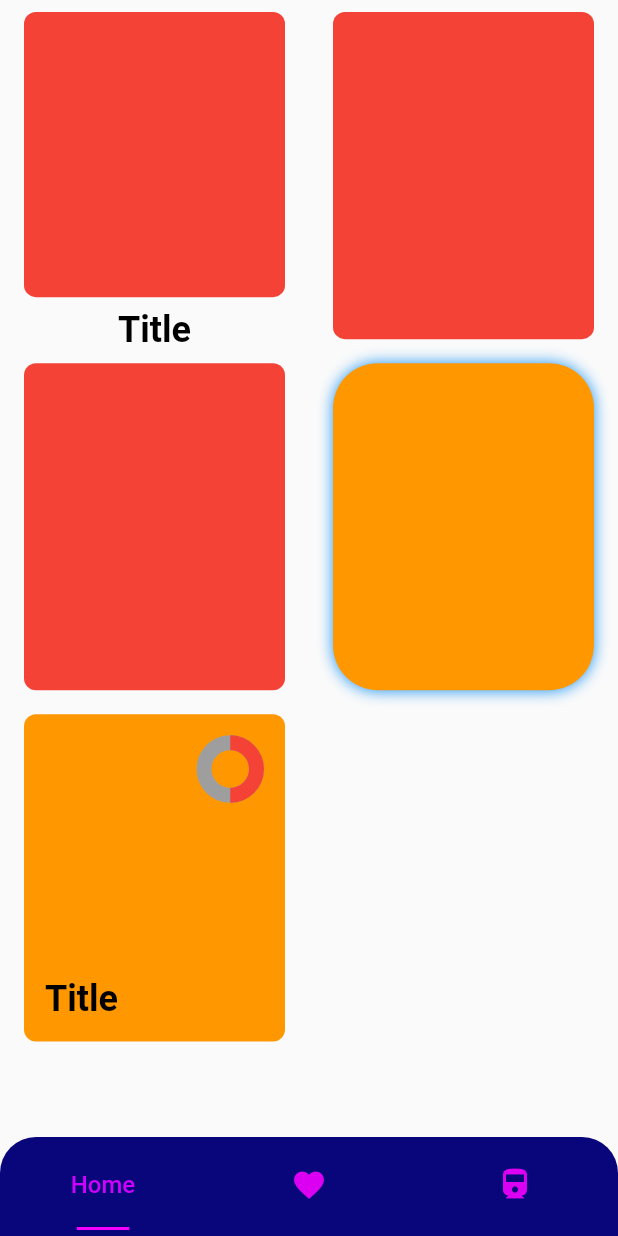
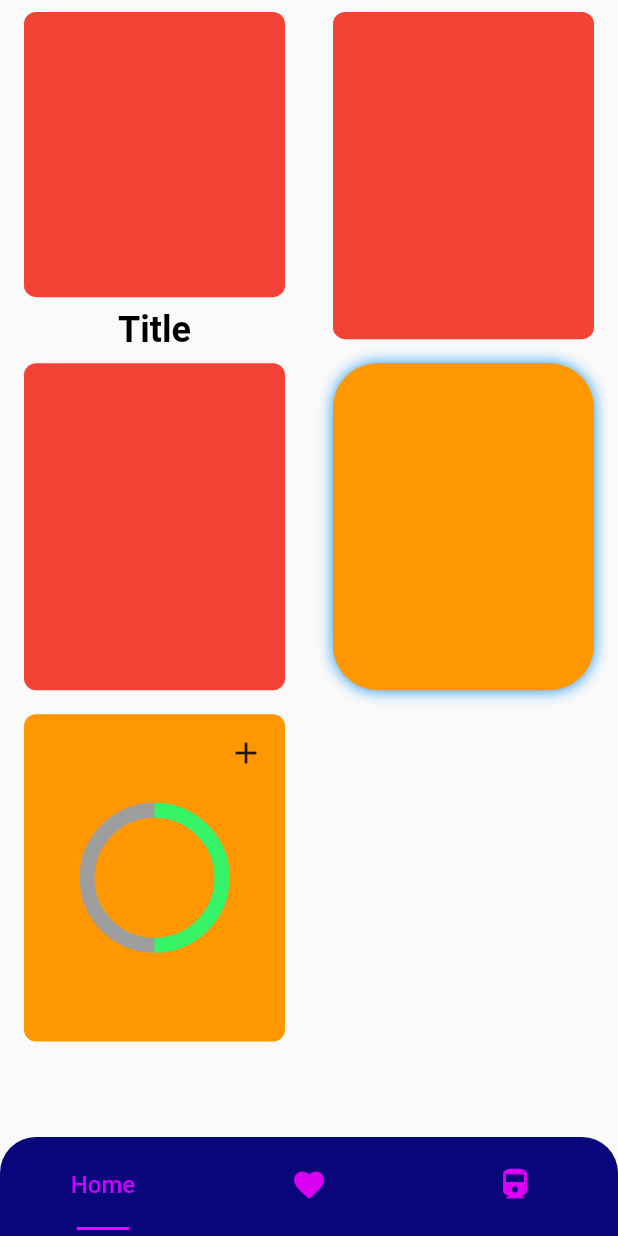
Before and after one commit to rayandu924/SimpLife, a Flutter app: the screen it shows after launch, on a phone screen of 412 x 824 dp. Run offline on Flutter 3.47's test engine with Material 2 defaults, Android fonts, the phone set to English and light mode, and no system bars; drawn by our look-alikes of percent_indicator; our stand-ins replace carousel_slider, fl_chart.

Commit message:
improve linechart

```diff
--- a/lib/components/presentation/presentationContent.dart
+++ b/lib/components/presentation/presentationContent.dart
@@ -1,17 +1,17 @@
 import 'package:flutter/material.dart';
 
-enum TitlePosition { above, below }
+enum presentationContentType { above, below }
 
 class presentationContent extends StatelessWidget {
   final Widget title;
   final Widget child;
-  final TitlePosition titlePosition;
+  final presentationContentType titlePosition;
   final Alignment titleAlignment;
 
   presentationContent({
     required this.title,
     required this.child,
-    this.titlePosition = TitlePosition.above,
+    this.titlePosition = presentationContentType.above,
     this.titleAlignment = Alignment.centerLeft,
   });
 
@@ -24,7 +24,7 @@ class presentationContent extends StatelessWidget {
 
     List<Widget> children;
 
-    if (titlePosition == TitlePosition.above) {
+    if (titlePosition == presentationContentType.above) {
       children = [titleWidget, Expanded(child: child)];
     } else {
       children = [Expanded(child: child), titleWidget];
--- a/lib/components/presentation/presentationTile.dart
+++ b/lib/components/presentation/presentationTile.dart
@@ -1,49 +1,36 @@
 import '../../widgets.dart';
 
-enum presentationType { basic }
-
 class presentationTile extends StatelessWidget {
-  final presentationType type;
-  final List<Widget> children;
+  final Widget content;
+  final Widget button;
 
   presentationTile({
-    required this.type,
-    required this.children,
+    required this.button,
+    required this.content,
   });
 
 @override
 Widget build(BuildContext context) {
-    Widget tile;
-
-    switch (type) {
-      case presentationType.basic:
-        tile = basicPresentationTile(children: children);
-        break;
-      default:
-        tile = basicPresentationTile(children: children);
-    }
-
-    return tile;
-  }
-
-  Widget basicPresentationTile({required List<Widget> children}) {
   return Stack(
     children: [
+      // Centrer le contenu
       Align(
-              alignment: Alignment.bottomLeft,
+        alignment: Alignment.center,
         child: Container(
-                padding: EdgeInsets.only(left: 6, bottom: 6),
-                child: children[0],
+          padding: EdgeInsets.all(0),
+          child: content,
         ),
       ),
+      // Positionner le bouton en haut à gauche
       Align(
         alignment: Alignment.topRight,
         child: Container(
           padding: EdgeInsets.only(right: 6, top: 6),
-            child: children[1],
+          child: button,
         ),
       ),
     ],
   );
 }
+
 }
--- a/lib/main.dart
+++ b/lib/main.dart
@@ -23,7 +23,7 @@ class _MyHomePageState extends State<MyHomePage> with TickerProviderStateMixin {
   late TabController _tabController;
   final List<Widget> tabList = [
     Container(
-      child : Text('Home'),
+      child: Text('Home'),
     ),
     const Tab(icon: Icon(Icons.favorite)),
     Tab(
@@ -99,7 +99,7 @@ class _MyHomePageState extends State<MyHomePage> with TickerProviderStateMixin {
       children: [
         presentationContent(
           title: Text('Title', style: Title1.copyWith(color: Colors.black)),
-              titlePosition: TitlePosition.below,
+          titlePosition: presentationContentType.below,
           titleAlignment: Alignment.center,
           child: tile(
             backgroundColor: Colors.red,
@@ -119,19 +119,17 @@ class _MyHomePageState extends State<MyHomePage> with TickerProviderStateMixin {
         ),
         tile(
           backgroundColor: Colors.orange,
-              contentChild:presentationTile(
-                        type: presentationType.basic,
-                        children: [
-                          Text('Title', style: Title1.copyWith(color: Colors.black)),
+          contentChild: presentationTile(
+            content:
               progressBar(
                 percentage: 0.5,
-                            width: 45,
+                width: 100,
                 type: progressBarType.circular,
-                            progressBarColor: Colors.red,
+                progressBarColor: const Color.fromARGB(255, 54, 244, 101),
                 backgroundColor: Colors.grey,
                 lineHeight: 10.0,
               ),
-                        ],
+            button: Icon(Icons.add),
         ),
         ),
       ],
@@ -143,10 +141,11 @@ class _MyHomePageState extends State<MyHomePage> with TickerProviderStateMixin {
       direction: Axis.vertical,
       children: [
         Flexible(
-          flex: 1, // This ensures that the content will take up 50% of its parent's height
+            flex:
+                1, // This ensures that the content will take up 50% of its parent's height
             child: presentationContent(
               title: Text('Title', style: Title1.copyWith(color: Colors.black)),
-            titlePosition: TitlePosition.below,
+              titlePosition: presentationContentType.below,
               titleAlignment: Alignment.center,
               child: progressBar(
                 percentage: 0.5,
@@ -157,63 +156,26 @@ class _MyHomePageState extends State<MyHomePage> with TickerProviderStateMixin {
                 lineHeight: 15.0,
                 child: ListView(
                   children: [
-                      Text("90%", style: Title1.copyWith(color: const Color.fromARGB(255, 0, 0, 0))),
+                    Text("90%",
+                        style: Title1.copyWith(
+                            color: const Color.fromARGB(255, 0, 0, 0))),
                     Text("80%", style: Title1.copyWith(color: Colors.red)),
                     Text("70%", style: Title1.copyWith(color: Colors.red)),
                   ],
                 ),
               ),
-              )
-            ),
+            )),
         Flexible(
           flex: 1, // The other 50% will be empty in this case
-          child:
-          tile(
+          child: tile(
             contentPadding: const EdgeInsets.fromLTRB(0, 20, 20, 0),
-            backgroundColor: Colors.red,
-            contentChild:           lineChart(
-            data: lineChartData(
-      lineBarsData: [
-        lineChartBarData(
-          spots: [
-            FlSpot(0, -1),
-            FlSpot(1, 0),
-            FlSpot(1.5, 0.2),
-            FlSpot(2, 1),
-            FlSpot(12, 5),
-          ],
-
-          belowBarData: BarAreaData(show: true, gradient: LinearGradient(begin: Alignment.topCenter, end: Alignment.bottomCenter, colors: [Colors.red, Colors.green])),
-        ).build(),
-      ],
-      titlesData: lineChartTitlesData(
-        show: true,
-        bottomTitles: AxisTitles(
-          sideTitles: SideTitles(
-            showTitles: true,
-            reservedSize: 42,
-            interval: 1,
-            getTitlesWidget: lineChartTitlesWidget(
-              titles: Months,
-              style: TextStyle(fontWeight: FontWeight.bold, fontSize: 17),
-              gapsBetweenTitles: 2,
-              isLooped: true,
-            ).getTitlesWidgetDefault,
+            backgroundColor: Colors.blueAccent,
+            contentChild: presentationTile(
+            content: presentationLineChart(
+              spots: [FlSpot(0, 10), FlSpot(3, 60),FlSpot(5, 30)],
+              numberOfYIndicators: 4,
             ),
-        ),
-        leftTitles: AxisTitles(
-          sideTitles: SideTitles(
-            showTitles: true,
-            interval: 1,
-            getTitlesWidget: lineChartTitlesWidget(
-              style: TextStyle(fontWeight: FontWeight.bold, fontSize: 17),
-              gapsBetweenTitles: 2,
-            ).getTitlesWidgetInteger,
-            reservedSize: 42,
-          ),
-        ),
-      ).build(),
-    ).build(),
+            button: Icon(Icons.add),
         ),
           ),
         ),
@@ -226,9 +188,10 @@ class _MyHomePageState extends State<MyHomePage> with TickerProviderStateMixin {
       direction: Axis.vertical,
       children: [
         Flexible(
-          flex: 1, // This ensures that the content will take up 50% of its parent's height
+            flex:
+                1, // This ensures that the content will take up 50% of its parent's height
             child: carousel(
-            children : [
+              children: [
                 tile(
                   backgroundColor: Colors.red,
                 ),
@@ -241,9 +204,7 @@ class _MyHomePageState extends State<MyHomePage> with TickerProviderStateMixin {
               ],
               activeIndicatorColor: Colors.red,
               inactiveIndicatorColor: Colors.blue,
-          )
-
-        ),
+            )),
         Flexible(
           flex: 1, // The other 50% will be empty in this case
           child: tile(
--- a/lib/widgets.dart
+++ b/lib/widgets.dart
@@ -20,6 +20,8 @@ export 'components/lineChart/lineChartData.dart';
 export 'components/lineChart/lineChartTitlesData.dart';
 export 'components/lineChart/lineChartTitlesWidget.dart';
 export 'components/lineChart/lineChartBarData.dart';
+export 'components/lineChart/lineChartBuilder.dart';
 export 'components/presentation/presentationTile.dart';
 export 'components/presentation/presentationContent.dart';
+export 'components/presentation/presentationLineChartWeight.dart';
 export 'components/carousel/carousel.dart';
```
Also changed, not shown: lib/components/lineChart/lineChartBuilder.dart (added, +160 -0 lines), lib/components/presentation/presentationLineChartWeight.dart (added, +45 -0 lines), lib/test.dart (+119 -47 lines). Lines whose indentation alone changed are shown as unchanged.
